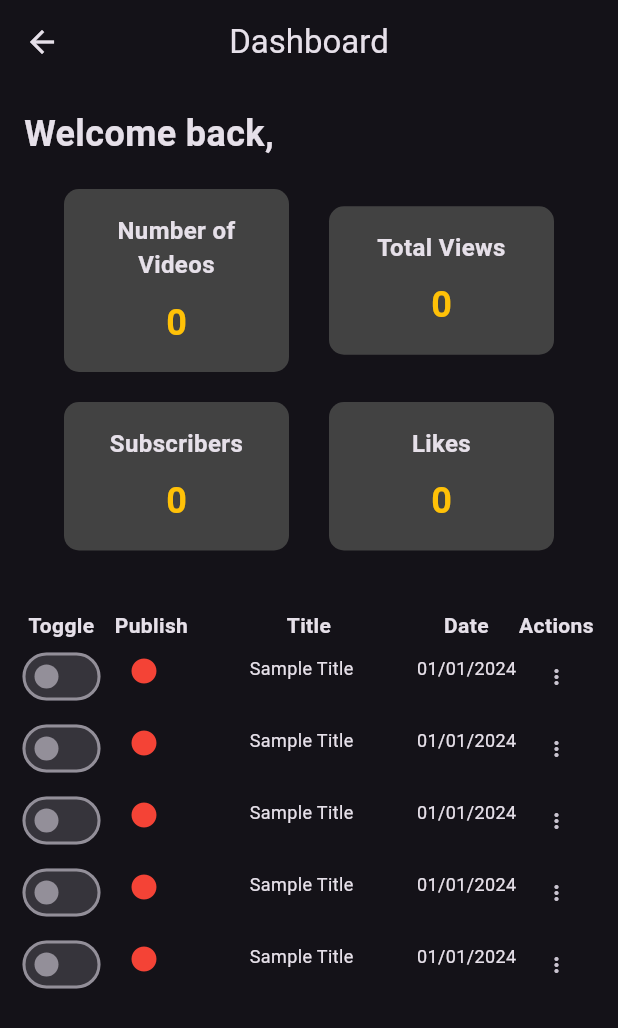
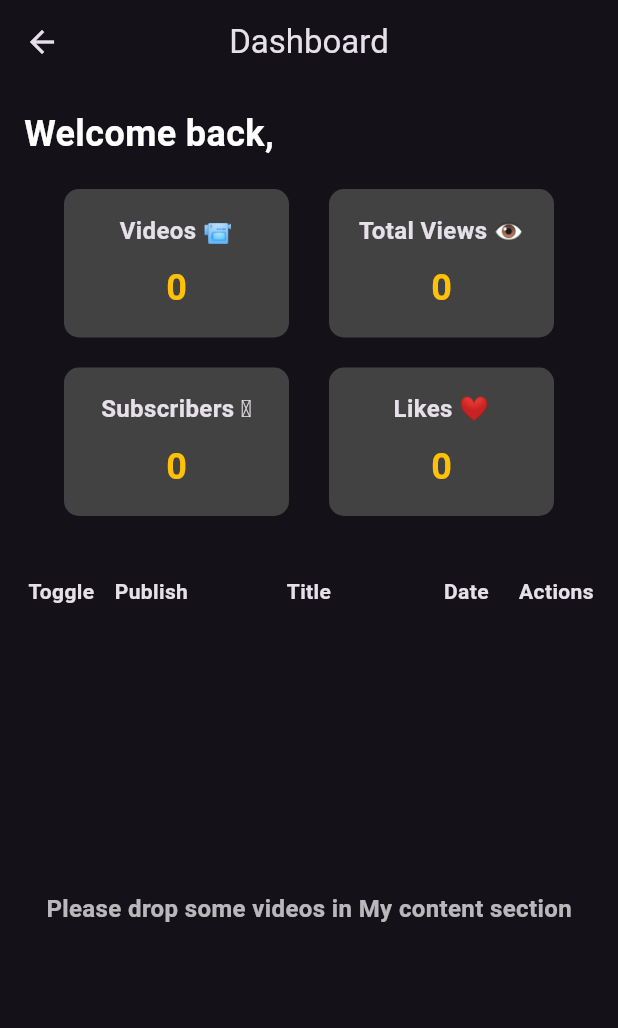
Before and after one commit to talhasee/vdTube-App, a Flutter app: the DashboardScreen screen opened by its route, on a phone screen of 412 x 824 dp. Shown: the top 1028 px of the screen. Run offline on Flutter 3.47's test engine with Material 3 defaults, Android fonts, the phone set to English and light mode, and no system bars; our stand-ins replace chewie, flutter_secure_storage, image_picker, loading_animation_widget, logger, permission_handler and 2 more; accounts and stored records are empty; network calls fail.

Commit message:
Dashboard screen with debouncing on toggle done

```diff
--- a/vdtube/lib/screens/dashboard.dart
+++ b/vdtube/lib/screens/dashboard.dart
@@ -1,5 +1,9 @@
+import 'dart:async';
+import 'dart:convert';
+
 import 'package:flutter/material.dart';
 import 'package:vdtube/constants/constants.dart';
+import 'package:http/http.dart' as http;
 
 const BASE_URL = Constants.baseUrl;
 var logger = Constants.logger;
@@ -15,17 +19,118 @@ class _DashboardScreenState extends State<DashboardScreen> {
   List<bool> publishStatus =
       List.generate(5, (index) => false); // Initial publish status
   String? username = "";
+  int videos = 0;
+  int views = 0;
+  int subscribers = 0;
+  int likes = 0;
+
+  List<dynamic> videoList = [];
 
   @override
   void initState() {
     super.initState();
     fetchUsername(); // Fetch username asynchronously
+    fetchDashboardData(); //Fetch dashboard stats on startup
+    fetchDashboardVideos(); //Fetch dashboard videos on startup
   }
 
   Future<void> fetchUsername() async {
-    setState(() async {
-      username = await Constants.getUsername();
+    String? tempName = await Constants.getUsername();
+    setState(() {
+      username = tempName;
     });
+  }
+
+  Future<void> fetchDashboardData() async {
+    String? refreshToken = await Constants.getAccessToken();
+    String? accessToken = await Constants.getAccessToken();
+
+    var headers = {
+      'Cookie': 'accessToken=$accessToken; refreshToken=$refreshToken'
+    };
+
+    var url = Uri.parse('$BASE_URL/dashboard/stats');
+
+    try {
+      final response = await http.get(url, headers: headers);
+
+      if (response.statusCode == 200) {
+        logger.d('Dashboard data fetched successfully');
+
+        final responseData = json.decode(response.body);
+
+        var data = responseData['data'];
+        logger.d('DATA - $data');
+
+        setState(() {
+          videos = data['totalVideos'];
+          likes = data['totalLikes'];
+          subscribers = data['totalSubscribers'];
+          views = data['totalViews'];
+        });
+      } else {
+        logger
+            .d('Error in fetching dashboard stats - ${response.reasonPhrase}');
+      }
+    } catch (e) {
+      logger.e('Error in loading stats - $e');
+    }
+  }
+
+  Future<void> fetchDashboardVideos() async {
+    String? refreshToken = await Constants.getAccessToken();
+    String? accessToken = await Constants.getAccessToken();
+
+    var headers = {
+      'Cookie': 'accessToken=$accessToken; refreshToken=$refreshToken'
+    };
+
+    var url = Uri.parse('$BASE_URL/dashboard/videos');
+
+    try {
+      final response = await http.get(url, headers: headers);
+
+      if (response.statusCode == 200) {
+        final responseData = json.decode(response.body);
+
+        var data = responseData['data'];
+
+        setState(() {
+          videoList = data;
+        });
+      } else {
+        logger.d('Error in fetching your videos - ${response.reasonPhrase}');
+      }
+    } catch (e) {
+      logger.e('Error fetching dashboard videos - $e');
+    }
+  }
+
+  Future<void> togglePublishStatus(String videoId) async {
+    String? refreshToken = await Constants.getAccessToken();
+    String? accessToken = await Constants.getAccessToken();
+
+    var headers = {
+      'Cookie': 'accessToken=$accessToken; refreshToken=$refreshToken'
+    };
+
+    logger.d('VIDEO ID - $videoId');
+
+    var url = Uri.parse('$BASE_URL/video/toggle/publish/$videoId');
+
+    try {
+      final response = await http.patch(url, headers: headers);
+
+      if (response.statusCode == 200) {
+        final responseData = json.decode(response.body);
+
+        logger.d('${responseData['message']}');
+      } else {
+        logger.d('Error in changing publish status - ${response.reasonPhrase}');
+      }
+    } catch (e) {
+      logger.e('Error toggling publish status - $e');
+    }
   }
 
   @override
@@ -40,170 +145,94 @@ class _DashboardScreenState extends State<DashboardScreen> {
         child: Column(
           crossAxisAlignment: CrossAxisAlignment.start,
           children: [
-            Text(
-              'Welcome back, $username',
-              style: TextStyle(fontSize: 24, fontWeight: FontWeight.bold),
-            ),
+            //Welcome Text
+            _buildWelcomeText(),
+
             const SizedBox(height: 20),
 
-            // Stats Row
-            Row(
-              mainAxisAlignment: MainAxisAlignment.spaceEvenly,
-              children: [
-                _buildStatBox('Number of Videos', '0'),
-                _buildStatBox('Total Views', '0'),
-              ],
-            ),
-            const SizedBox(height: 20),
-            Row(
-              mainAxisAlignment: MainAxisAlignment.spaceEvenly,
-              children: [
-                _buildStatBox('Subscribers', '0'),
-                _buildStatBox('Likes', '0'),
-              ],
-            ),
+            //Stats Row
+            _buildStatsRow(),
 
             const SizedBox(height: 40), // Gap
 
-            // List Header
-            Table(
-              columnWidths: {
-                0: FixedColumnWidth(50), // Toggle
-                1: FixedColumnWidth(70), // Status
-                2: FlexColumnWidth(100), // Title
-                3: FixedColumnWidth(70), // Date
-                4: FixedColumnWidth(50), // Actions
-              },
-              children: [
-                TableRow(
-                  children: [
-                    Center(
-                      child: Text(
-                        'Toggle',
-                        style: TextStyle(
-                            fontWeight: FontWeight.bold, fontSize: 14),
-                        textAlign: TextAlign.center,
-                      ),
-                    ),
-                    Center(
-                      child: Text(
-                        'Publish',
-                        style: TextStyle(
-                            fontWeight: FontWeight.bold, fontSize: 14),
-                        textAlign: TextAlign.center,
-                      ),
-                    ),
-                    Center(
-                      child: Text(
-                        'Title',
-                        style: TextStyle(
-                            fontWeight: FontWeight.bold, fontSize: 14),
-                        textAlign: TextAlign.center,
-                      ),
-                    ),
-                    Center(
-                      child: Text(
-                        'Date',
-                        style: TextStyle(
-                            fontWeight: FontWeight.bold, fontSize: 14),
-                        textAlign: TextAlign.center,
-                      ),
-                    ),
-                    Center(
-                      child: Text(
-                        'Actions',
-                        style: TextStyle(
-                            fontWeight: FontWeight.bold, fontSize: 14),
-                        textAlign: TextAlign.center,
-                      ),
-                    ),
-                  ],
-                ),
-              ],
-            ),
+            _buildTableHeader(),
 
             // Placeholder for future entries
             Expanded(
-              child: ListView.builder(
-                itemCount: publishStatus.length, // Use list length
-                itemBuilder: (context, index) {
-                  return Table(
-                    columnWidths: const {
-                      0: FixedColumnWidth(50),
-                      1: FixedColumnWidth(60),
-                      2: FlexColumnWidth(120),
-                      3: FixedColumnWidth(70),
-                      4: FixedColumnWidth(50),
-                    },
-                    children: [
-                      TableRow(
-                        children: [
-                          Align(
-                            alignment: Alignment.center,
-                            child: Switch(
-                              value: publishStatus[index],
-                              onChanged: (value) {
-                                setState(() {
-                                  publishStatus[index] = value;
-                                });
-                              },
-                            ),
-                          ),
-                          Align(
-                            alignment: Alignment.center,
-                            child: Padding(
-                              padding: const EdgeInsets.only(top: 10.0),
-                              child: Icon(
-                                Icons.circle,
-                                color: publishStatus[index]
-                                    ? Colors.green
-                                    : Colors.red,
-                                size: 20,
-                              ),
-                            ),
-                          ),
-                          Align(
-                            alignment: Alignment.center,
-                            child: Padding(
-                              padding: const EdgeInsets.only(top: 10.0),
-                              child: Text(
-                                'Sample Title'.length > 20
-                                    ? 'Sample Title'.substring(0, 20) + '...'
-                                    : 'Sample Title',
-                                style: const TextStyle(fontSize: 12),
-                                overflow: TextOverflow.ellipsis,
-                              ),
-                            ),
-                          ),
-                          Align(
-                            alignment: Alignment.center,
-                            child: Padding(
-                              padding: const EdgeInsets.only(top: 10.0),
-                              child: Text(
-                                '01/01/2024',
-                                style: TextStyle(fontSize: 12),
-                              ),
-                            ),
-                          ),
-                          Align(
-                            alignment: Alignment.center,
-                            child: IconButton(
-                              icon: const Icon(Icons.more_vert, size: 16),
-                              onPressed: () {
-                                _showBottomMenu(context);
-                              },
-                            ),
-                          ),
-                        ],
-                      )
-                    ],
-                  );
-                },
-              ),
+              child: videoList.isEmpty
+                  ? Center(
+                      child: Text(
+                        'Please drop some videos in My content section',
+                        style: TextStyle(
+                          fontSize: 16,
+                          fontWeight: FontWeight.bold,
+                          color: Colors.white70, // Adjust the color to match your theme
+                        ),
+                      ),
+                    )
+                  : ListView.builder(
+                      itemCount: videoList.length,
+                      itemBuilder: (context, index) {
+                        var video = videoList[index];
+                        return _buildVideoRow(video);
+                      },
+                    ),
             ),
+
+
           ],
         ),
       ),
+    );
+  }
+
+  //Welcome Text Widget
+  Widget _buildWelcomeText() {
+    return Text.rich(
+      TextSpan(
+        children: [
+          TextSpan(
+            text: 'Welcome back, ',
+            style: TextStyle(
+              fontSize: 24,
+              fontWeight: FontWeight.bold,
+              color: Colors.white, // Default text color
+            ),
+          ),
+          TextSpan(
+            text: username, // The username in italics with a custom color
+            style: TextStyle(
+              fontSize: 24,
+              fontStyle: FontStyle.italic, // Italicize the username
+              color: Colors.blue[400], // Change to desired color
+            ),
+          ),
+        ],
+      ),
+    );
+  }
+
+  //Stats Rows Widget
+  Widget _buildStatsRow() {
+    return Column(
+      children: [
+        // Stats Row
+        Row(
+          mainAxisAlignment: MainAxisAlignment.spaceEvenly,
+          children: [
+            _buildStatBox('Videos 📹', videos.toString()),
+            _buildStatBox('Total Views 👁️', views.toString()),
+          ],
+        ),
+        const SizedBox(height: 20),
+        Row(
+          mainAxisAlignment: MainAxisAlignment.spaceEvenly,
+          children: [
+            _buildStatBox('Subscribers 🫂', subscribers.toString()),
+            _buildStatBox('Likes ❤️', likes.toString()),
+          ],
+        ),
+      ],
     );
   }
 
@@ -230,6 +259,162 @@ class _DashboardScreenState extends State<DashboardScreen> {
           ),
         ],
       ),
+    );
+  }
+
+  //Table header Widget
+  Widget _buildTableHeader() {
+    return // List Header
+        Table(
+      columnWidths: {
+        0: FixedColumnWidth(50), // Toggle
+        1: FixedColumnWidth(70), // Status
+        2: FlexColumnWidth(100), // Title
+        3: FixedColumnWidth(70), // Date
+        4: FixedColumnWidth(50), // Actions
+      },
+      children: [
+        TableRow(
+          children: [
+            Center(
+              child: Text(
+                'Toggle',
+                style: TextStyle(fontWeight: FontWeight.bold, fontSize: 14),
+                textAlign: TextAlign.center,
+              ),
+            ),
+            Center(
+              child: Text(
+                'Publish',
+                style: TextStyle(fontWeight: FontWeight.bold, fontSize: 14),
+                textAlign: TextAlign.center,
+              ),
+            ),
+            Center(
+              child: Text(
+                'Title',
+                style: TextStyle(fontWeight: FontWeight.bold, fontSize: 14),
+                textAlign: TextAlign.center,
+              ),
+            ),
+            Center(
+              child: Text(
+                'Date',
+                style: TextStyle(fontWeight: FontWeight.bold, fontSize: 14),
+                textAlign: TextAlign.center,
+              ),
+            ),
+            Center(
+              child: Text(
+                'Actions',
+                style: TextStyle(fontWeight: FontWeight.bold, fontSize: 14),
+                textAlign: TextAlign.center,
+              ),
+            ),
+          ],
+        ),
+      ],
+    );
+  }
+
+  //Table row Contents builder widget
+  Widget _buildVideoRow(dynamic video) {
+    String title = video['title'] ?? 'No title';
+    bool isPublished = video['isPublished'] ?? false;
+    Map creationDate = video['creationDate'];
+    String videoId = video['_id'];
+
+    logger.d('Title - $title.....videoID - $videoId');
+
+    String formattedDate =
+        '${creationDate['day']}/${creationDate['month']}/${creationDate['year']}';
+
+    final ValueNotifier<bool> publishStatusNotifier =
+        ValueNotifier<bool>(isPublished);
+
+    Timer? debounceTimer;
+
+    return Table(
+      columnWidths: const {
+        0: FixedColumnWidth(50),
+        1: FixedColumnWidth(60),
+        2: FlexColumnWidth(120),
+        3: FixedColumnWidth(70),
+        4: FixedColumnWidth(50),
+      },
+      children: [
+        TableRow(
+          children: [
+            Align(
+              alignment: Alignment.center,
+              child: ValueListenableBuilder<bool>(
+                valueListenable: publishStatusNotifier,
+                builder: (context, isPublished, child) {
+                  return Switch(
+                    value: isPublished,
+                    onChanged: (value) {
+                      // Update the ValueNotifier instantly
+                      publishStatusNotifier.value = value;
+
+                      // Debounced API call
+                      debounceTimer?.cancel(); // Cancel the previous timer
+                      debounceTimer = Timer(Duration(seconds: 2), () {
+                        togglePublishStatus(videoId);
+                      });
+                    },
+                  );
+                },
+              ),
+            ),
+            Align(
+              alignment: Alignment.center,
+              child: Padding(
+                padding: const EdgeInsets.only(top: 10.0),
+                child: ValueListenableBuilder<bool>(
+                  valueListenable: publishStatusNotifier,
+                  builder: (context, isPublished, child) {
+                    return Icon(
+                      Icons.circle,
+                      color: isPublished ? Colors.green : Colors.red,
+                      size: 20,
+                    );
+                  },
+                ),
+              ),
+            ),
+            Align(
+              alignment: Alignment.center,
+              child: Padding(
+                padding: const EdgeInsets.only(top: 10.0),
+                child: Text(
+                  title.length > 20 ? '${title.substring(0, 20)}...' : title,
+                  style: const TextStyle(fontSize: 12),
+                  overflow: TextOverflow.ellipsis,
+                ),
+              ),
+            ),
+            Align(
+              alignment: Alignment.center,
+              child: Padding(
+                padding: const EdgeInsets.only(top: 10.0),
+                child: Text(
+                  formattedDate,
+                  style: TextStyle(fontSize: 12),
+                ),
+              ),
+            ),
+            Align(
+              alignment: Alignment.center,
+              child: IconButton(
+                icon: const Icon(Icons.more_vert, size: 16),
+                onPressed: () {
+                  _showBottomMenu(context);
+                },
+              ),
+            ),
+          ],
+        )
+      ],
     );
   }
 
```
Also changed, not shown: vdtube/lib/utils/widgets/comments.dart (+6 -3 lines).
